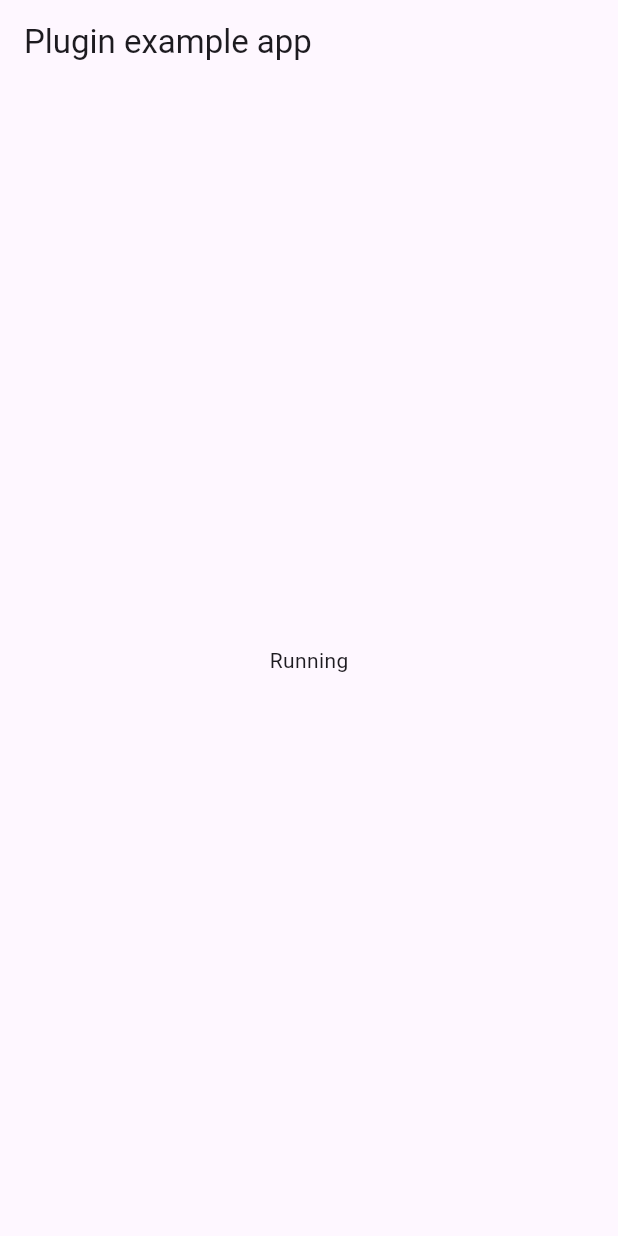
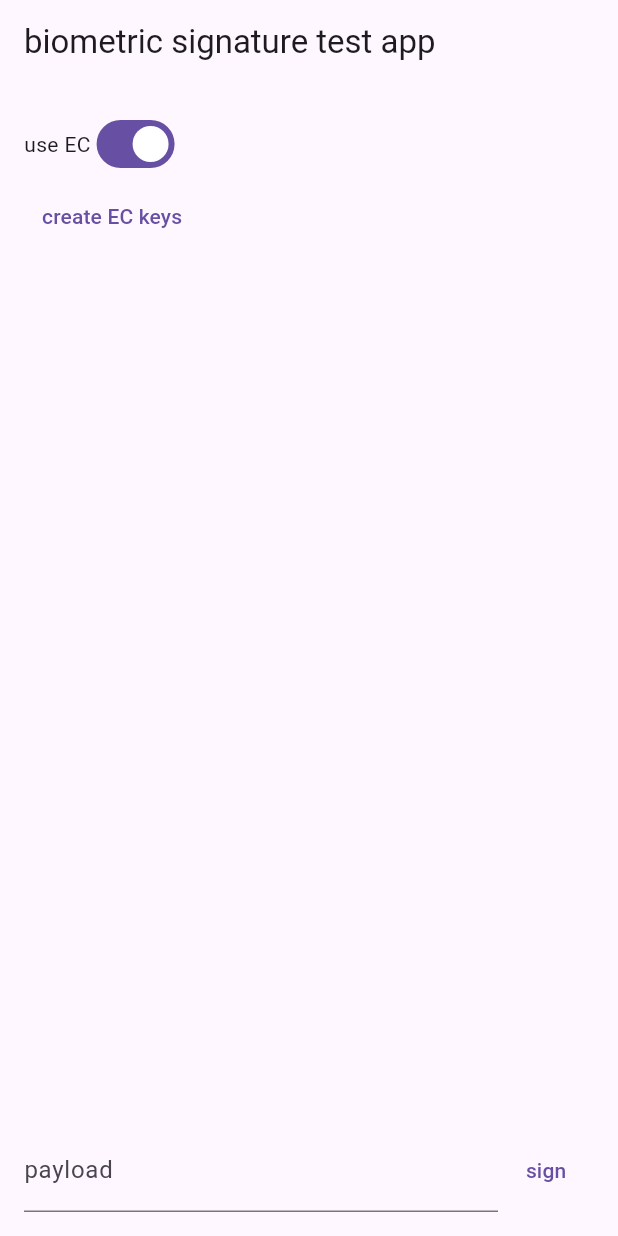
Before and after one commit to chamodanethra/biometric_signature, a Flutter app: the screen it shows after launch, on a phone screen of 412 x 824 dp. Run offline on Flutter 3.47's test engine with Material 3 defaults, Android fonts, the phone set to English and light mode, and no system bars; our stand-ins replace plugin_platform_interface.

Commit message:
fixed/improved example/test app

```diff
--- a/example/lib/main.dart
+++ b/example/lib/main.dart
@@ -1,3 +1,5 @@
+import 'dart:io';
+
 import 'package:biometric_signature/android_config.dart';
 import 'package:biometric_signature/ios_config.dart';
 import 'package:flutter/material.dart';
@@ -10,63 +12,136 @@ void main() {
   runApp(const MyApp());
 }
 
-class MyApp extends StatefulWidget {
+class MyApp extends StatelessWidget {
   const MyApp({super.key});
-
-  @override
-  State<MyApp> createState() => _MyAppState();
-}
-
-class _MyAppState extends State<MyApp> {
-  final _biometricSignature = BiometricSignature();
-
-  @override
-  void initState() {
-    super.initState();
-    asyncInit();
-  }
-
-  Future<void> asyncInit() async {
-    try {
-      final String? biometricsType =
-          await _biometricSignature.biometricAuthAvailable();
-      debugPrint("biometricsType : $biometricsType");
-      // if (condition) {
-      final bool? result = await _biometricSignature.deleteKeys();
-      // }
-      final bool doExist =
-          await _biometricSignature.biometricKeyExists(checkValidity: true) ??
-              false;
-      debugPrint("doExist : $doExist");
-      if (!doExist) {
-        final String? publicKey = await _biometricSignature.createKeys(
-            androidConfig: AndroidConfig(useDeviceCredentials: true),
-            iosConfig: IosConfig(useDeviceCredentials: false));
-        debugPrint("publicKey : $publicKey");
-      }
-      final String? signature =
-          await _biometricSignature.createSignature(options: {
-        "payload": "Biometric payload",
-        "promptMessage": "You are Welcome!",
-        "shouldMigrate": "true",
-        "allowDeviceCredentials": "true"
-      });
-      debugPrint("signature : $signature");
-    } on PlatformException catch (e) {
-      debugPrint(e.message);
-      debugPrint(e.code);
-    }
-  }
 
   @override
   Widget build(BuildContext context) {
     return MaterialApp(
       home: Scaffold(
         appBar: AppBar(
-          title: const Text('Plugin example app'),
+          title: const Text('biometric signature test app'),
         ),
-        body: const Center(
-          child: Text('Running'),
+        body: const ExampleAppBody(),
+      ),
+    );
+  }
+}
+
+class ExampleAppBody extends StatefulWidget {
+  const ExampleAppBody({super.key});
+
+  @override
+  State<ExampleAppBody> createState() => _ExampleAppBodyState();
+}
+
+class _ExampleAppBodyState extends State<ExampleAppBody> {
+  final _biometricSignature = BiometricSignature();
+
+  bool useEc = true;
+  String? publicKey;
+  String? payload;
+  String? signature;
+
+  void _createPublicKey() async {
+    final String? publicKey = await _biometricSignature.createKeys(
+        androidConfig: AndroidConfig(
+            useDeviceCredentials: true,
+            signatureType:
+                useEc ? AndroidSignatureType.ECDSA : AndroidSignatureType.RSA),
+        iosConfig: IosConfig(useDeviceCredentials: false));
+    setState(() {
+      this.publicKey = publicKey;
+    });
+    debugPrint("publicKey : $publicKey");
+  }
+
+  void _toggleEc(bool newValue) {
+    setState(() {
+      useEc = newValue;
+    });
+    _biometricSignature.deleteKeys().then((success) {
+      debugPrint("deleteKeys success: $success");
+      if (success ?? false) {
+        setState(() {
+          // ignore: unnecessary_this
+          this.publicKey = null;
+        });
+      }
+    });
+  }
+
+  void _payloadChanged(String value) {
+    if (value == payload) {
+      return;
+    }
+    setState(() {
+      payload = value;
+      signature = null;
+    });
+  }
+
+  void _createSignature() async {
+    if (payload == null) {
+      debugPrint("payload is null");
+      ScaffoldMessenger.of(context).showSnackBar(
+        const SnackBar(
+          content: Text('please enter payload'),
+        ),
+      );
+      return;
+    }
+    final signature = await _biometricSignature.createSignature(options: {
+      "payload": payload!,
+      "promptMessage": "Sign Payload",
+      "shouldMigrate": "true",
+      "allowDeviceCredentials": "true"
+    });
+    setState(() {
+      this.signature = signature;
+    });
+    debugPrint("signature : $signature");
+  }
+
+  @override
+  Widget build(BuildContext context) {
+    return SafeArea(
+      child: Padding(
+        padding: const EdgeInsets.all(16.0),
+        child: Column(
+          crossAxisAlignment: CrossAxisAlignment.start,
+          children: [
+            if (Platform.isAndroid)
+              Row(
+                children: [
+                  Text('use EC'),
+                  Switch(value: useEc, onChanged: _toggleEc),
+                ],
+              ),
+            TextButton(
+              onPressed: _createPublicKey,
+              child: Text('create ${useEc ? 'EC' : 'RSA'} keys'),
+            ),
+            if (publicKey != null) Text('publicKey: \n$publicKey'),
+            const Spacer(),
+            if (signature != null) Text('signature: \n$signature'),
+            Row(
+              children: [
+                Expanded(
+                  child: TextField(
+                    decoration: const InputDecoration(
+                      labelText: 'payload',
+                    ),
+                    onChanged: _payloadChanged,
+                  ),
+                ),
+                TextButton(
+                  onPressed: _createSignature,
+                  child: Text('sign'),
+                ),
+              ],
+            ),
+          ],
         ),
       ),
     );
```
Also changed, not shown: 4 other files.
